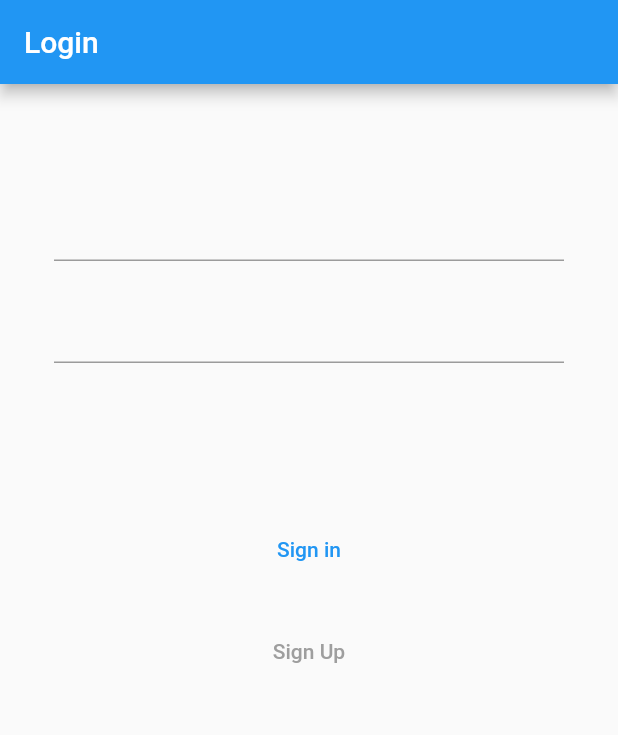
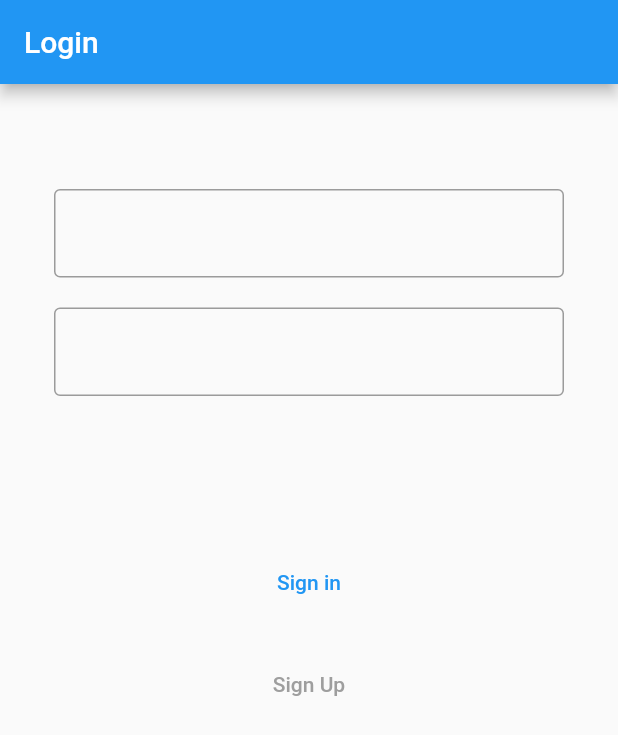
Before and after one commit to IbrokhimMirzaev/task_project, a Flutter app: the screen it shows after launch, on a phone screen of 412 x 824 dp. Shown: the top 735 px of the screen. Run offline on Flutter 3.47's test engine with Material 2 defaults, Android fonts, the phone set to English and light mode, and no system bars; our stand-ins replace bloc, email_validator, firebase_auth, firebase_core, flutter_bloc, flutter_linkify and 1 more; accounts and stored records are empty.

Commit message:
theme added

```diff
--- a/lib/main.dart
+++ b/lib/main.dart
@@ -6,6 +6,7 @@ import 'package:provider/provider.dart';
 import 'package:task_project/data/cubits/auth_cubit/auth_cubit.dart';
 import 'package:task_project/ui/auth/pages/auth_page.dart';
 import 'package:task_project/ui/chat/chat.dart';
+import 'package:task_project/utils/theme.dart';
 
 void main() async {
   WidgetsFlutterBinding.ensureInitialized();
@@ -26,6 +27,7 @@ class MyApp extends StatelessWidget {
         create: (context) => context.read<AuthCubit>().authState(),
         initialData: null,
         child: MaterialApp(
+          theme: theme,
           home: (context.watch<User?>() != null) ? const ChatPage() : const AuthPage()
         ),
       ),
--- /dev/null
+++ b/lib/utils/theme.dart
@@ -0,0 +1,7 @@
+import 'package:flutter/material.dart';
+
+final theme = ThemeData(
+  inputDecorationTheme: const InputDecorationTheme(
+    border: OutlineInputBorder(),
+  ),
+);
```
